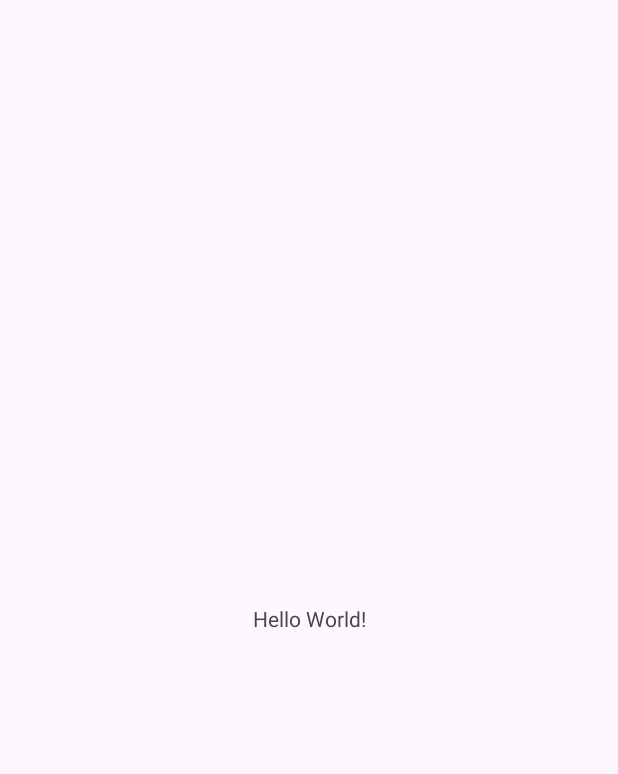
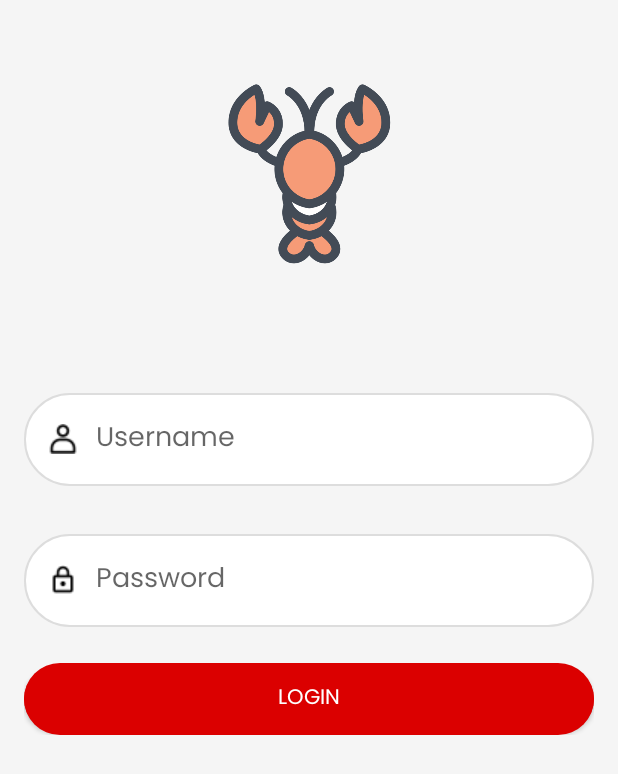
Before and after one commit to grnyoel/nakama-resto, an Android app: the screen it shows after launch (MainActivity), on a phone screen of 412 x 824 dp. Before the commit the part shown is almost empty. Shown: the top 774 px of the screen. Run offline under Robolectric (Android 15) with nearby library versions, the phone set to English and light mode, and no system bars.

Commit message:
Initial commit

```diff
--- a/app/src/main/java/com/uas/nakamarestaurant/MainActivity.java
+++ b/app/src/main/java/com/uas/nakamarestaurant/MainActivity.java
@@ -1,24 +1,45 @@
 package com.uas.nakamarestaurant;
 
+import androidx.appcompat.app.AppCompatActivity;
+
 import android.os.Bundle;
-
-import androidx.activity.EdgeToEdge;
-import androidx.appcompat.app.AppCompatActivity;
-import androidx.core.graphics.Insets;
-import androidx.core.view.ViewCompat;
-import androidx.core.view.WindowInsetsCompat;
+import android.view.View;
+import android.widget.Button;
+import android.widget.EditText;
+import android.widget.Toast;
 
 public class MainActivity extends AppCompatActivity {
+
+    private EditText etUsername;
+    private EditText etPassword;
+    private Button btnLogin;
 
     @Override
     protected void onCreate(Bundle savedInstanceState) {
         super.onCreate(savedInstanceState);
-        EdgeToEdge.enable(this);
         setContentView(R.layout.activity_main);
-        ViewCompat.setOnApplyWindowInsetsListener(findViewById(R.id.main), (v, insets) -> {
-            Insets systemBars = insets.getInsets(WindowInsetsCompat.Type.systemBars());
-            v.setPadding(systemBars.left, systemBars.top, systemBars.right, systemBars.bottom);
-            return insets;
+
+        etUsername = findViewById(R.id.etUsername);
+        etPassword = findViewById(R.id.etPassword);
+        btnLogin = findViewById(R.id.btnLogin);
+
+        btnLogin.setOnClickListener(new View.OnClickListener() {
+            @Override
+            public void onClick(View v) {
+                String username = etUsername.getText().toString().trim();
+                String password = etPassword.getText().toString().trim();
+
+                if(username.isEmpty() || password.isEmpty()) {
+                    Toast.makeText(MainActivity.this, "Please fill in all fields", Toast.LENGTH_SHORT).show();
+                } else {
+                    // Replace this part with actual authentication logic
+                    if(username.equals("admin") && password.equals("admin")) {
+                        Toast.makeText(MainActivity.this, "Login Successful", Toast.LENGTH_SHORT).show();
+                    } else {
+                        Toast.makeText(MainActivity.this, "Invalid Username or Password", Toast.LENGTH_SHORT).show();
+                    }
+                }
+            }
         });
     }
 }
--- /dev/null
+++ b/app/src/main/res/drawable/button_shadow.xml
@@ -0,0 +1,15 @@
+<?xml version="1.0" encoding="utf-8"?>
+<layer-list xmlns:android="http://schemas.android.com/apk/res/android">
+    <item android:right="0dp" android:left="0dp" android:top="2dp" android:bottom="2dp">
+        <shape>
+            <solid android:color="#DB0000"/>
+            <corners android:radius="30dp"/>
+        </shape>
+    </item>
+    <item>
+        <shape>
+            <solid android:color="@color/colorPrimary"/>
+            <corners android:radius="30dp"/>
+        </shape>
+    </item>
+</layer-list>
--- /dev/null
+++ b/app/src/main/res/drawable/edit_text_background.xml
@@ -0,0 +1,7 @@
+<?xml version="1.0" encoding="utf-8"?>
+<shape xmlns:android="http://schemas.android.com/apk/res/android">
+    <solid android:color="@color/white"/>
+    <corners android:radius="30dp"/>
+    <padding android:left="12dp" android:top="12dp" android:right="12dp" android:bottom="12dp"/>
+    <stroke android:width="1dp" android:color="@color/mediumGrey"/>
+</shape>
--- a/app/src/main/res/layout/activity_main.xml
+++ b/app/src/main/res/layout/activity_main.xml
@@ -1,19 +1,79 @@
 <?xml version="1.0" encoding="utf-8"?>
-<androidx.constraintlayout.widget.ConstraintLayout xmlns:android="http://schemas.android.com/apk/res/android"
-    xmlns:app="http://schemas.android.com/apk/res-auto"
-    xmlns:tools="http://schemas.android.com/tools"
-    android:id="@+id/main"
+<ScrollView xmlns:android="http://schemas.android.com/apk/res/android"
     android:layout_width="match_parent"
     android:layout_height="match_parent"
-    tools:context=".MainActivity">
+    android:background="@color/lightGrey">
 
-    <TextView
-        android:layout_width="wrap_content"
+    <LinearLayout
+        android:layout_width="match_parent"
         android:layout_height="wrap_content"
-        android:text="Hello World!"
-        app:layout_constraintBottom_toBottomOf="parent"
-        app:layout_constraintEnd_toEndOf="parent"
-        app:layout_constraintStart_toStartOf="parent"
-        app:layout_constraintTop_toTopOf="parent" />
+        android:orientation="vertical"
+        android:gravity="center"
+        android:padding="16dp">
 
-</androidx.constraintlayout.widget.ConstraintLayout>
+        <ImageView
+            android:id="@+id/logo"
+            android:layout_width="120dp"
+            android:layout_height="120dp"
+            android:src="@drawable/logo"
+            android:contentDescription="Logo"
+            android:layout_marginTop="40dp"
+            android:layout_marginBottom="70dp"/>
+
+        <LinearLayout
+            android:layout_width="match_parent"
+            android:layout_height="wrap_content"
+            android:orientation="vertical"
+            android:background="@drawable/edit_text_background"
+            android:padding="4dp"
+            android:layout_marginTop="16dp"
+            android:layout_marginBottom="16dp">
+
+            <EditText
+                android:id="@+id/etUsername"
+                android:layout_width="match_parent"
+                android:layout_height="wrap_content"
+                android:hint="Username"
+                android:inputType="text"
+                android:drawableLeft="@drawable/ic_user"
+                android:drawablePadding="12dp"
+                android:padding="12dp"
+                android:background="@android:color/transparent"
+                android:textColor="@android:color/black"
+                android:fontFamily="@font/poppins_regular"/>
+        </LinearLayout>
+
+        <LinearLayout
+            android:layout_width="match_parent"
+            android:layout_height="wrap_content"
+            android:orientation="vertical"
+            android:background="@drawable/edit_text_background"
+            android:padding="4dp"
+            android:layout_marginTop="16dp"
+            android:layout_marginBottom="24dp">
+
+            <EditText
+                android:id="@+id/etPassword"
+                android:layout_width="match_parent"
+                android:layout_height="wrap_content"
+                android:hint="Password"
+                android:inputType="textPassword"
+                android:drawableLeft="@drawable/ic_lock"
+                android:drawablePadding="12dp"
+                android:padding="12dp"
+                android:background="@android:color/transparent"
+                android:textColor="@android:color/black"
+                android:fontFamily="@font/poppins_regular"/>
+        </LinearLayout>
+
+        <Button
+            android:id="@+id/btnLogin"
+            android:layout_width="match_parent"
+            android:layout_height="wrap_content"
+            android:text="Login"
+            android:textColor="@color/white"
+            android:background="@drawable/button_shadow"
+            android:padding="12dp"
+            android:fontFamily="@font/poppins_regular"/>
+    </LinearLayout>
+</ScrollView>
--- a/app/src/main/res/values-night/themes.xml
+++ b/app/src/main/res/values-night/themes.xml
@@ -1,6 +1,6 @@
 <resources xmlns:tools="http://schemas.android.com/tools">
     <!-- Base application theme. -->
-    <style name="Base.Theme.NakamaRestaurant" parent="Theme.Material3.DayNight.NoActionBar">
+    <style name="Base.Theme.NakamaRestaurant" parent="Theme.AppCompat.Light.NoActionBar">
         <!-- Customize your dark theme here. -->
         <!-- <item name="colorPrimary">@color/my_dark_primary</item> -->
     </style>
--- a/app/src/main/res/values/colors.xml
+++ b/app/src/main/res/values/colors.xml
@@ -1,5 +1,8 @@
-<?xml version="1.0" encoding="utf-8"?>
 <resources>
-    <color name="black">#FF000000</color>
-    <color name="white">#FFFFFFFF</color>
+    <color name="colorPrimary">#DB0000</color>
+    <color name="colorPrimaryDark">#831010</color>
+    <color name="colorAccent">#564D4D</color>
+    <color name="white">#FFFFFF</color>
+    <color name="lightGrey">#F5F5F5</color>
+    <color name="mediumGrey">#DDDDDD</color>
 </resources>
--- /dev/null
+++ b/app/src/main/res/values/styles.xml
@@ -0,0 +1,9 @@
+<?xml version="1.0" encoding="utf-8"?>
+<resources>
+    <!-- Base application theme -->
+    <style name="AppTheme" parent="Theme.AppCompat.Light.DarkActionBar">
+        <!-- Customize your theme here -->
+        <item name="android:fontFamily">@font/poppins_regular</item>
+        <!-- Other theme customizations -->
+    </style>
+</resources>
--- a/app/src/main/res/values/themes.xml
+++ b/app/src/main/res/values/themes.xml
@@ -1,6 +1,6 @@
 <resources xmlns:tools="http://schemas.android.com/tools">
     <!-- Base application theme. -->
-    <style name="Base.Theme.NakamaRestaurant" parent="Theme.Material3.DayNight.NoActionBar">
+    <style name="Base.Theme.NakamaRestaurant" parent="Theme.AppCompat.Light.NoActionBar">
         <!-- Customize your light theme here. -->
         <!-- <item name="colorPrimary">@color/my_light_primary</item> -->
     </style>
```
Also changed, not shown: app/src/main/res/drawable/ic_lock.png (added), app/src/main/res/drawable/ic_user.png (added), app/src/main/res/drawable/logo.png (added), app/src/main/res/font/poppins_regular.ttf (added).
